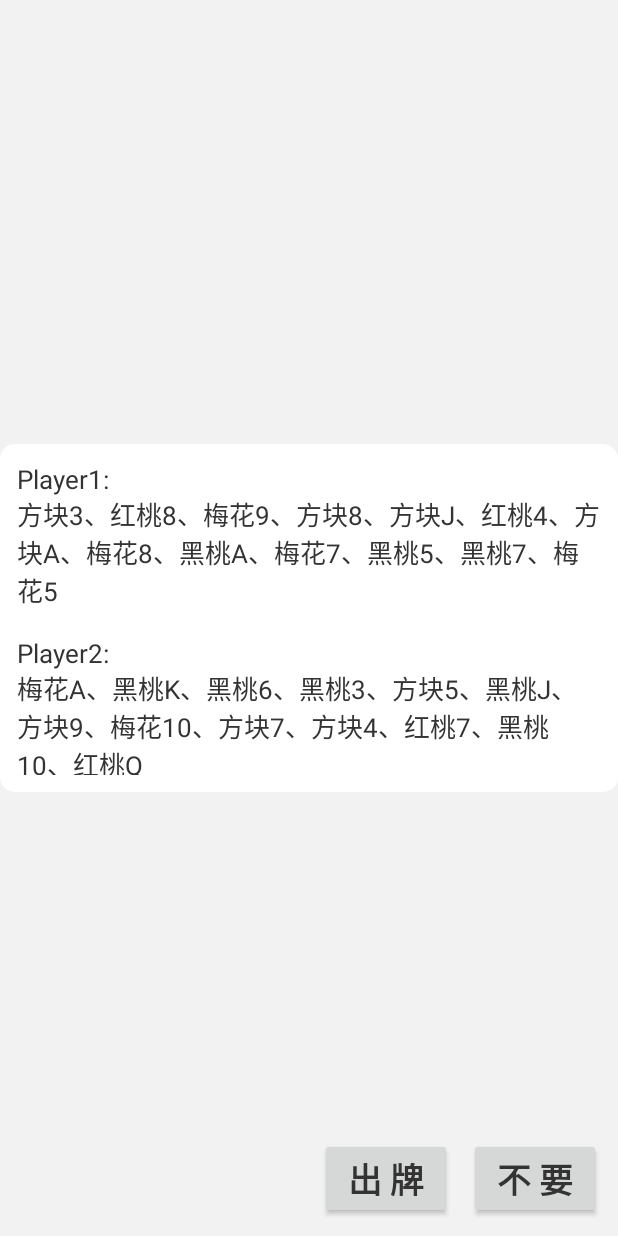
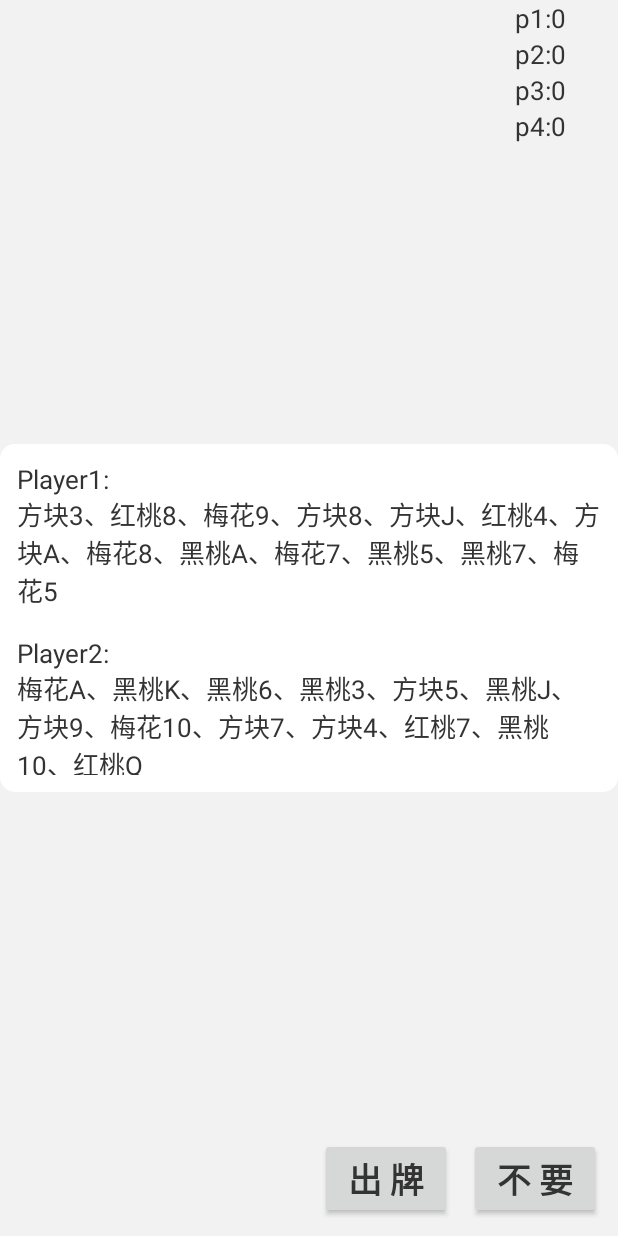
Before and after one commit to Shirupan/ToolApp, an Android app: the PaopaiActivity screen opened directly, with no data from a screen before it, after a tap on "开 始", on a phone screen of 412 x 824 dp. Run offline under Robolectric (Android 15) with nearby library versions, the phone set to English and light mode, and no system bars; our stand-ins replace data binding; libraries missing offline, so code that uses them is left out: com.chad.library; 4 statements that could not run were skipped.

Commit message:
处理赢了之后记分，开始下一句

```diff
--- a/app/src/main/java/com/slaoren/paopai/activity/PaopaiActivity.kt
+++ b/app/src/main/java/com/slaoren/paopai/activity/PaopaiActivity.kt
@@ -48,12 +48,19 @@ class PaopaiActivity: BaseActivity<ActivityPaopaiBinding, PaopaiVM>(), View.OnCl
     override fun onCreate(savedInstanceState: Bundle?) {
         super.onCreate(savedInstanceState)
 
-
         mBinding.btnStart.setOnClickListener(this)
         mBinding.btnChupai.setOnClickListener(this)
         mBinding.btnBuYao.setOnClickListener(this)
 
         initPlayerRv()
+
+    }
+
+    fun setScoreTv(){
+        mBinding.tvScoreP1.text = play1.getExtScoreStr()
+        mBinding.tvScoreP2.text = play2.getExtScoreStr()
+        mBinding.tvScoreP3.text = play3.getExtScoreStr()
+        mBinding.tvScoreP4.text = play4.getExtScoreStr()
     }
 
     override fun onClick(v: View?) {
@@ -62,8 +69,10 @@ class PaopaiActivity: BaseActivity<ActivityPaopaiBinding, PaopaiVM>(), View.OnCl
                 state = STATE_PLAYING
                 changeUIState()
                 dealCard()
-                lastPlayer = play1
-                currentPlayer = play1
+                setScoreTv()
+                if (lastPlayer==null)lastPlayer = play1
+                if (currentPlayer==null)currentPlayer = play1
+                if (currentPlayer!=play1)aiChuPai()
             }
             mBinding.btnChupai -> {
                 if (state!=STATE_PLAYING){
@@ -247,7 +256,9 @@ class PaopaiActivity: BaseActivity<ActivityPaopaiBinding, PaopaiVM>(), View.OnCl
 
     fun win():Boolean{
         if (currentPlayer?.getCardSize()==0){
-            addMsg(currentPlayer?.name+"赢了")
+            addMsg(currentPlayer?.name?:"")
+            addMsg("赢了")
+            addMsg("\n")
             state = STATE_STOP
             changeUIState()
             currentCards = null
@@ -255,6 +266,7 @@ class PaopaiActivity: BaseActivity<ActivityPaopaiBinding, PaopaiVM>(), View.OnCl
             play2.countScore()
             play3.countScore()
             play4.countScore()
+            setScoreTv()
             return true
         }
         return false
--- a/app/src/main/java/com/slaoren/paopai/data/AI.kt
+++ b/app/src/main/java/com/slaoren/paopai/data/AI.kt
@@ -226,13 +226,18 @@ open class AI(var name:String):IAIPaoPai{
     }
 
     override fun countScore() {
-        val num = listCard.size
-        score+=when (num) {
+        val num = cards.size
+        val r = when (num) {
             in 0..7 -> num
             in 8..9 -> num*2
             in 10..12 -> num*3
             13->52
             else->0
         }
+        score+=r
+    }
+
+    fun getExtScoreStr():String{
+        return "$name:$score"
     }
 }
--- a/app/src/main/res/layout/activity_paopai.xml
+++ b/app/src/main/res/layout/activity_paopai.xml
@@ -1,10 +1,11 @@
 <?xml version="1.0" encoding="utf-8"?>
-<layout>
+<layout xmlns:tools="http://schemas.android.com/tools">
     <androidx.constraintlayout.widget.ConstraintLayout xmlns:android="http://schemas.android.com/apk/res/android"
         android:layout_width="match_parent"
         android:layout_height="match_parent"
         android:background="@color/f2"
         xmlns:app="http://schemas.android.com/apk/res-auto">
+
         <androidx.core.widget.NestedScrollView
             android:id="@+id/nsv"
             android:layout_width="0dp"
@@ -62,7 +63,6 @@
             app:layout_constraintEnd_toStartOf="@id/btnBuYao"
             app:layout_constraintBottom_toBottomOf="parent"/>
 
-
         <Button
             android:id="@+id/btnBuYao"
             android:layout_width="wrap_content"
@@ -74,5 +74,46 @@
             android:textSize="@dimen/sp_20"
             app:layout_constraintEnd_toEndOf="parent"
             app:layout_constraintBottom_toBottomOf="parent"/>
+
+        <TextView
+            android:id="@+id/tvScoreP1"
+            android:layout_width="@dimen/dp_50"
+            android:layout_height="wrap_content"
+            android:layout_marginEnd="@dimen/dp_10"
+            tools:text="p1:0"
+            android:textColor="@color/color_33"
+            android:textSize="@dimen/sp_15"
+            app:layout_constraintTop_toTopOf="parent"
+            app:layout_constraintEnd_toEndOf="parent"/>
+
+        <TextView
+            android:id="@+id/tvScoreP2"
+            android:layout_width="@dimen/dp_50"
+            android:layout_height="wrap_content"
+            tools:text="p1:23"
+            android:textColor="@color/color_33"
+            android:textSize="@dimen/sp_15"
+            app:layout_constraintTop_toBottomOf="@id/tvScoreP1"
+            app:layout_constraintStart_toStartOf="@id/tvScoreP1"/>
+
+        <TextView
+            android:id="@+id/tvScoreP3"
+            android:layout_width="@dimen/dp_50"
+            android:layout_height="wrap_content"
+            tools:text="p1:3"
+            android:textColor="@color/color_33"
+            android:textSize="@dimen/sp_15"
+            app:layout_constraintTop_toBottomOf="@id/tvScoreP2"
+            app:layout_constraintStart_toStartOf="@id/tvScoreP1"/>
+
+        <TextView
+            android:id="@+id/tvScoreP4"
+            android:layout_width="@dimen/dp_50"
+            android:layout_height="wrap_content"
+            tools:text="p1:23"
+            android:textColor="@color/color_33"
+            android:textSize="@dimen/sp_15"
+            app:layout_constraintTop_toBottomOf="@id/tvScoreP3"
+            app:layout_constraintStart_toStartOf="@id/tvScoreP1"/>
     </androidx.constraintlayout.widget.ConstraintLayout>
 </layout>
```
